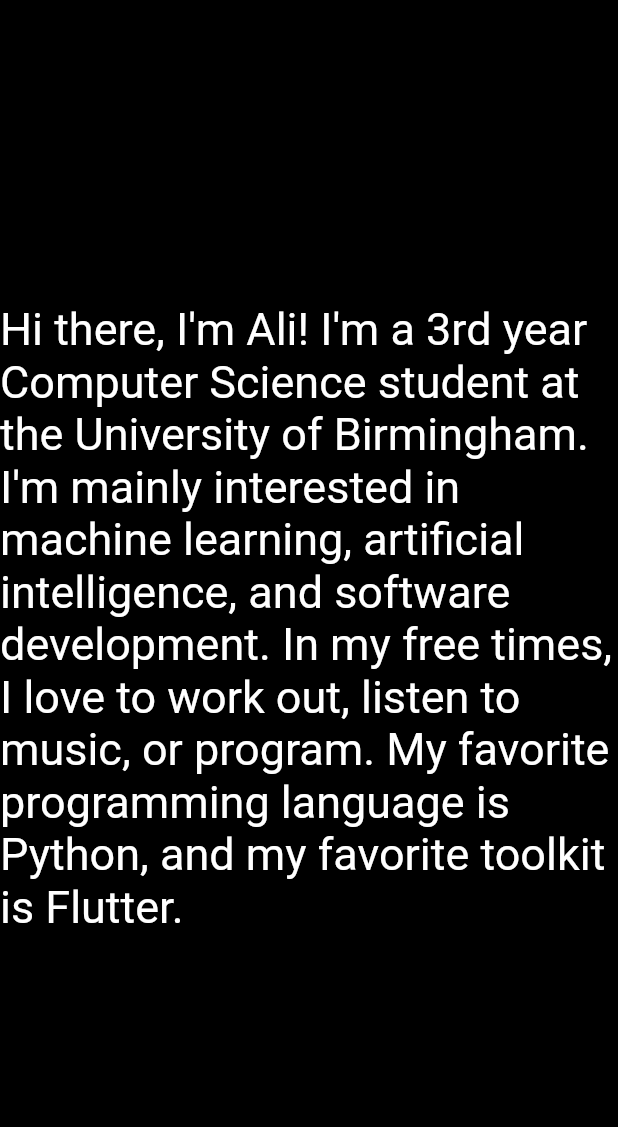
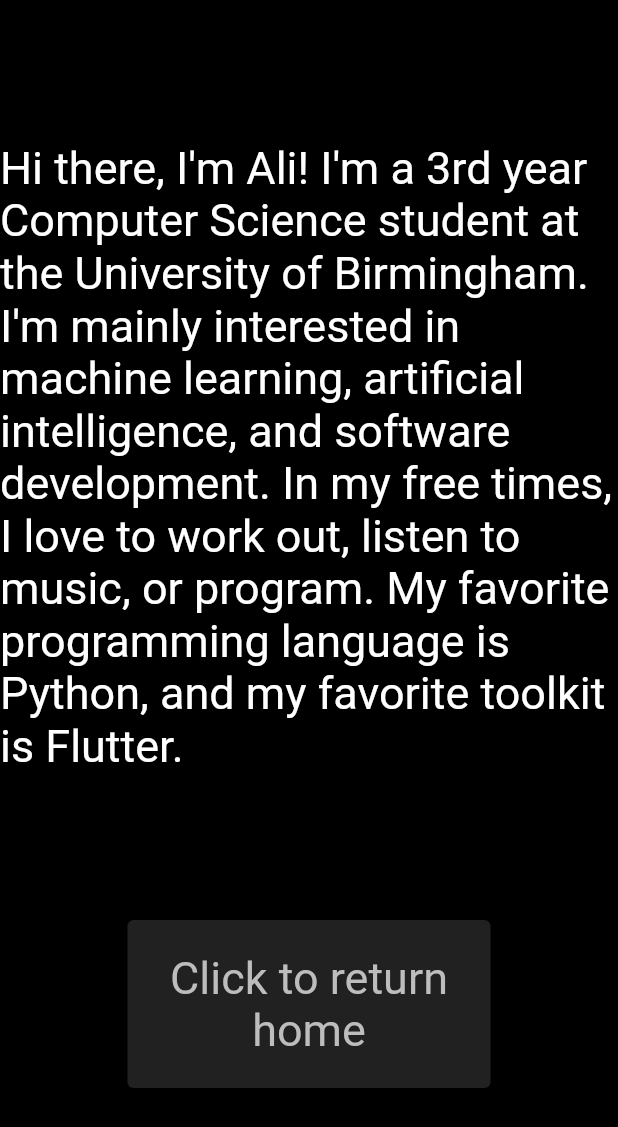
Before and after one commit to alicagatay/alicagatays_personal_webpage, a Flutter app: the screen it shows after launch, after a tap on "about", on a phone screen of 412 x 824 dp. Shown: the top 1127 px of the screen. Run offline on Flutter 3.47's test engine with Material 2 defaults, Android fonts, the phone set to English and light mode, and no system bars.

Commit message:
Return home buttons added for making travelling inside the website easier.

```diff
--- a/lib/about_page.dart
+++ b/lib/about_page.dart
@@ -1,3 +1,4 @@
+import 'package:alicagatays_personal_webpage/home_page.dart';
 import 'package:flutter/material.dart';
 
 class AboutPage extends StatelessWidget {
@@ -5,11 +6,14 @@
 
   @override
   Widget build(BuildContext context) {
-    return const MaterialApp(
+    return MaterialApp(
       home: Scaffold(
         backgroundColor: Colors.black,
         body: Center(
-          child: SizedBox(
+          child: Column(
+            mainAxisAlignment: MainAxisAlignment.spaceEvenly,
+            children: <Widget>[
+              const SizedBox(
                 width: 700,
                 child: Text(
                   "Hi there, I'm Ali! "
@@ -23,6 +27,33 @@
                   ),
                 ),
               ),
+              InkWell(
+                onTap: () {
+                  Navigator.push(
+                    context,
+                    MaterialPageRoute(builder: (context) => const HomePage()),
+                  );
+                },
+                child: SizedBox(
+                  width: 250,
+                  height: 120,
+                  child: Card(
+                    color: Colors.grey[900],
+                    child: Center(
+                      child: Text(
+                        "Click to return home",
+                        textAlign: TextAlign.center,
+                        style: TextStyle(
+                          color: Colors.grey[400],
+                          fontSize: 30,
+                        ),
+                      ),
+                    ),
+                  ),
+                ),
+              ),
+            ],
+          ),
         ),
       ),
     );
```
Also changed, not shown: lib/contacts_page.dart (+27 -0 lines), lib/projects_page.dart (+23 -0 lines), 1 other file. Lines whose indentation alone changed are shown as unchanged.
